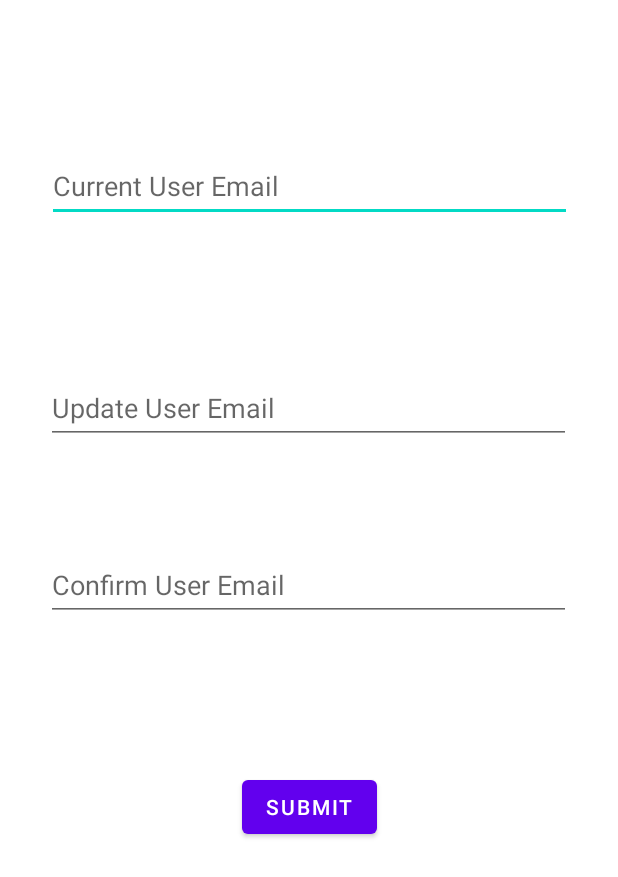
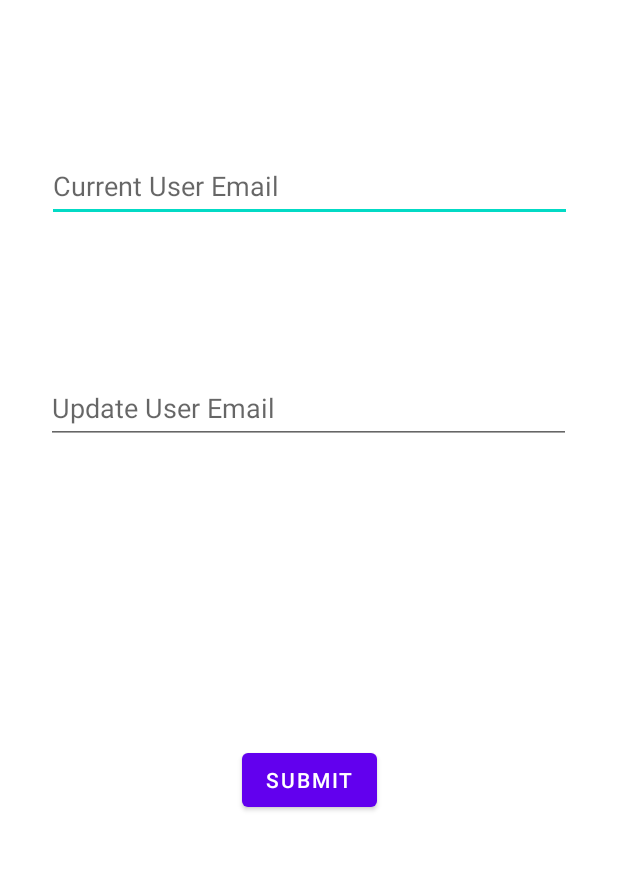
Before and after one commit to CKB1738/movieapp, an Android app: the layout user_email_update_page.xml on its own in the app's theme, with its tools: preview values and no code run, on a phone screen of 412 x 824 dp. Shown: the top 877 px of the screen. Run offline under Robolectric (Android 15) with nearby library versions, the phone set to English and light mode, and no system bars.

```diff
--- a/app/src/main/res/layout/user_email_update_page.xml
+++ b/app/src/main/res/layout/user_email_update_page.xml
@@ -28,25 +28,15 @@
         app:layout_constraintStart_toStartOf="parent"
         app:layout_constraintTop_toBottomOf="@+id/currentUserEmail" />
 
-    <EditText
-        android:id="@+id/ConfirmUserEmail"
-        android:layout_width="350dp"
-        android:layout_height="48dp"
-        android:layout_marginTop="70dp"
-        android:hint="Confirm User Email"
-        app:layout_constraintEnd_toEndOf="parent"
-        app:layout_constraintHorizontal_bias="0.491"
-        app:layout_constraintStart_toStartOf="parent"
-        app:layout_constraintTop_toBottomOf="@+id/updateUserEmail" />
 
     <Button
         android:id="@+id/changeUserEmailButton"
         android:layout_width="wrap_content"
         android:layout_height="wrap_content"
-        android:layout_marginTop="100dp"
+        android:layout_marginTop="200dp"
         android:text="Submit"
         app:layout_constraintEnd_toEndOf="parent"
         app:layout_constraintStart_toStartOf="parent"
-        app:layout_constraintTop_toBottomOf="@+id/ConfirmUserEmail" />
+        app:layout_constraintTop_toBottomOf="@+id/updateUserEmail" />
 
 </androidx.constraintlayout.widget.ConstraintLayout>
```
Also changed, not shown: app/src/main/res/layout/user_name_update_page.xml (+2 -12 lines).
